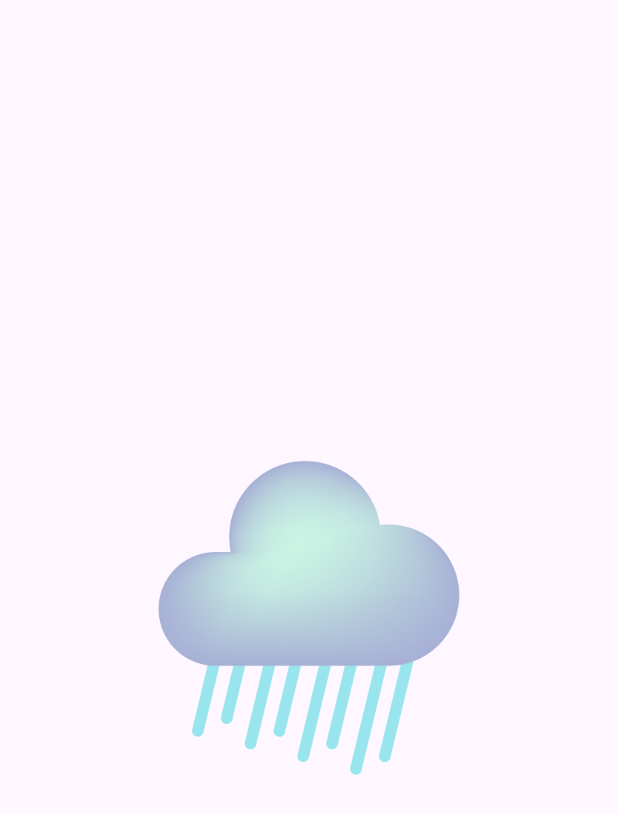
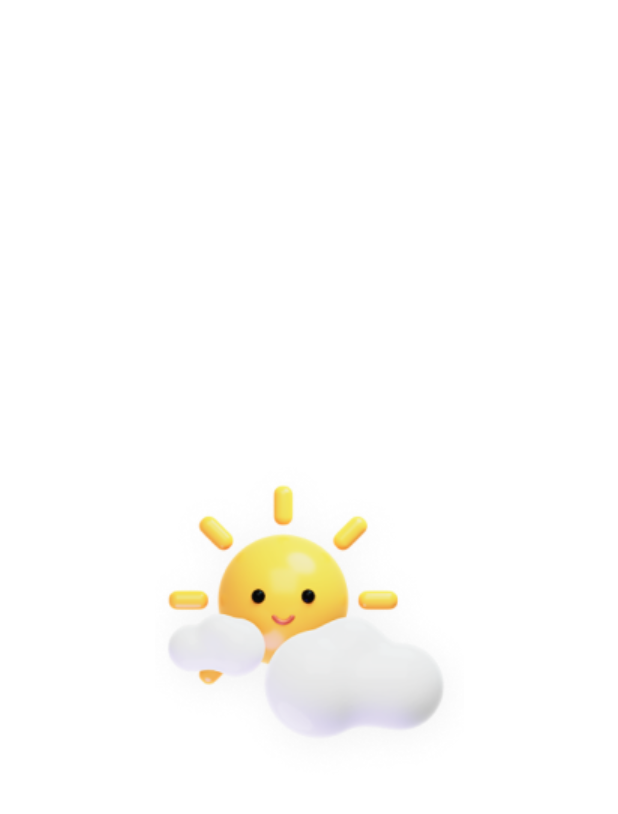
Before and after one commit to MuhamedUssama/Weather-App, a Flutter app: the first screen one second after launch, on a phone screen of 412 x 824 dp. Shown: the top 814 px of the screen. Run offline on Flutter 3.47's test engine with Material 3 defaults, Android fonts, the phone set to English and light mode, and no system bars.

Commit message:
Finished almost design

```diff
--- a/lib/main.dart
+++ b/lib/main.dart
@@ -1,5 +1,6 @@
 import 'package:flutter/material.dart';
 import 'package:weather_app/routes.dart';
+import 'package:weather_app/ui/utils/app_theme.dart';
 
 void main() {
   runApp(const WeatherApp());
@@ -12,6 +13,8 @@ class WeatherApp extends StatelessWidget {
     return MaterialApp(
       title: 'Weather App',
       debugShowCheckedModeBanner: false,
+      // themeMode: ,
+      theme: AppTheme.lightThemeData,
       routes: AppRoutes.appRoutes,
       initialRoute: AppRoutes.initialRoute,
     );
--- a/lib/ui/screens/splash/splash_screen.dart
+++ b/lib/ui/screens/splash/splash_screen.dart
@@ -25,6 +25,7 @@ class _SplashScreenState extends State<SplashScreen> {
     double height = MediaQuery.of(context).size.height;
     double width = MediaQuery.of(context).size.width;
     return Scaffold(
+      backgroundColor: Colors.white,
       body: Center(
         child: Container(
           height: height * 0.3,
--- /dev/null
+++ b/lib/ui/utils/app_colors.dart
@@ -0,0 +1,6 @@
+import 'package:flutter/material.dart';
+
+abstract class AppColors {
+  static const Color lightPrimaryColor = Color(0xff29B2DD);
+  static const Color lightOpacityColor = Color(0xFF104084);
+}
--- /dev/null
+++ b/lib/ui/utils/app_theme.dart
@@ -0,0 +1,66 @@
+import 'package:flutter/material.dart';
+import 'package:weather_app/ui/utils/app_colors.dart';
+
+abstract class AppTheme {
+  static ThemeData lightThemeData = ThemeData(
+    scaffoldBackgroundColor: AppColors.lightPrimaryColor,
+  );
+  static TextStyle mainWeatherDegree = TextStyle(
+    color: Colors.white,
+    fontSize: 64,
+    fontWeight: FontWeight.bold,
+    shadows: [
+      Shadow(
+        color: Colors.grey.withOpacity(0.5),
+        offset: const Offset(2.0, 2.0),
+        blurRadius: 3.0,
+      ),
+    ],
+  );
+  static const TextStyle maxAndMinInfoDegree = TextStyle(
+    color: Colors.white,
+    fontSize: 16,
+    fontWeight: FontWeight.w400,
+  );
+  static const TextStyle subWeatherInfo = TextStyle(
+    color: Colors.white,
+    fontSize: 20,
+    fontWeight: FontWeight.w600,
+  );
+  static TextStyle todayWord = TextStyle(
+    color: Colors.white,
+    fontSize: 24,
+    fontWeight: FontWeight.w700,
+    shadows: [
+      Shadow(
+        color: Colors.grey.withOpacity(0.5),
+        offset: const Offset(2.0, 2.0),
+        blurRadius: 3.0,
+      ),
+    ],
+  );
+  static TextStyle dateOfToday = TextStyle(
+    color: Colors.white,
+    fontSize: 20,
+    fontWeight: FontWeight.w400,
+    shadows: [
+      Shadow(
+        color: Colors.grey.withOpacity(0.4),
+        offset: const Offset(2.0, 2.0),
+        blurRadius: 3.0,
+      ),
+    ],
+  );
+  static TextStyle todayCardColumnText = TextStyle(
+    color: Colors.white,
+    fontSize: 20,
+    fontWeight: FontWeight.w500,
+    shadows: [
+      Shadow(
+        color: Colors.grey.withOpacity(0.4),
+        offset: const Offset(2.0, 2.0),
+        blurRadius: 3.0,
+      ),
+    ],
+  );
+}
--- a/lib/ui/utils/images_constants.dart
+++ b/lib/ui/utils/images_constants.dart
@@ -1,5 +1,9 @@
 abstract class ImagesURL {
   static const String baseURL = "assets/images/weather/";
 
-  static const String splashScreen = "assets/images/3.png";
+  static const String splashScreen = "${baseURL}sun_cloud.png";
+  static const String rainIcon = "${baseURL}rain_icon.png";
+  static const String tempIcon = "${baseURL}temperature_icon.png";
+  static const String windIcon = "${baseURL}wind_icon.png";
+  static const String todayCardIcon = "${baseURL}today_card_icon.png";
 }
--- a/pubspec.yaml
+++ b/pubspec.yaml
@@ -59,6 +59,7 @@ flutter:
   # To add assets to your application, add an assets section, like this:
   assets:
     - assets/images/
+    - assets/images/weather/
     - assets/images/weather/day/
     - assets/images/weather/night/
   #   - images/a_dot_ham.jpeg
```
Also changed, not shown: lib/ui/screens/home/home_screen.dart (+98 -1 lines), lib/ui/widgets/custom_today_card_column.dart (added, +30 -0 lines), lib/ui/widgets/custum_today_card.dart (added, +55 -0 lines), lib/ui/widgets/degree_info.dart (added, +37 -0 lines), lib/ui/widgets/sub_weather_info_widget.dart (added, +44 -0 lines), assets/images/weather/rain_icon.png (added), assets/images/weather/sun_cloud.png (added), assets/images/weather/temperature_icon.png (added), assets/images/weather/today_card_icon.png (added), assets/images/weather/wind_icon.png (added).
